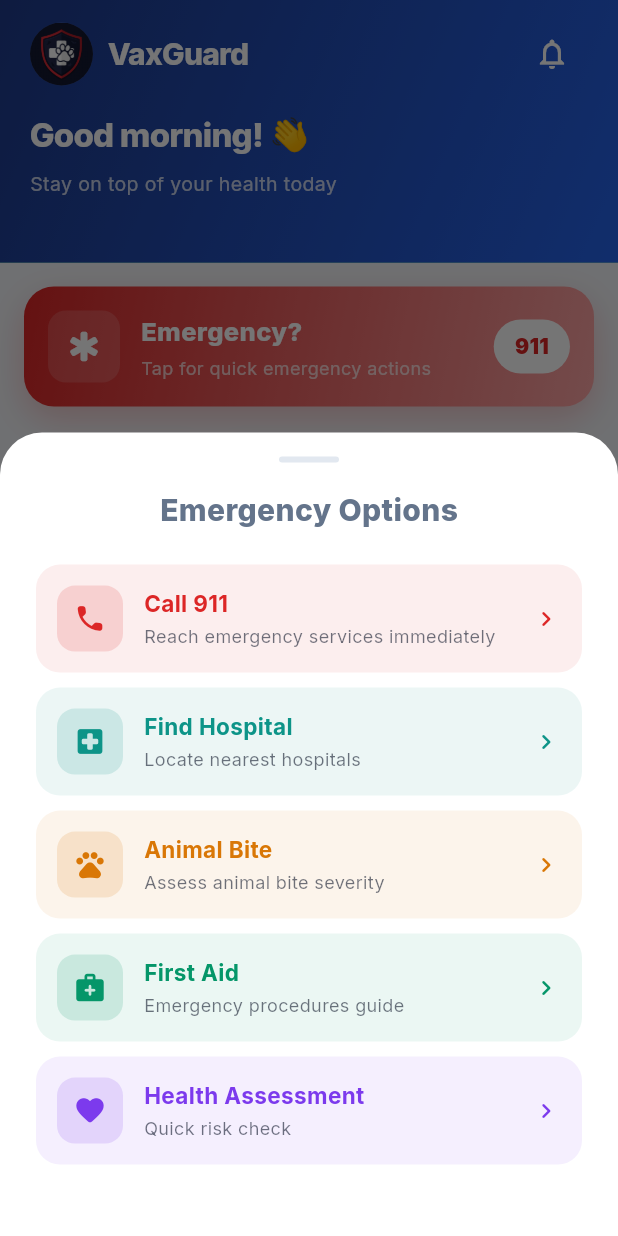
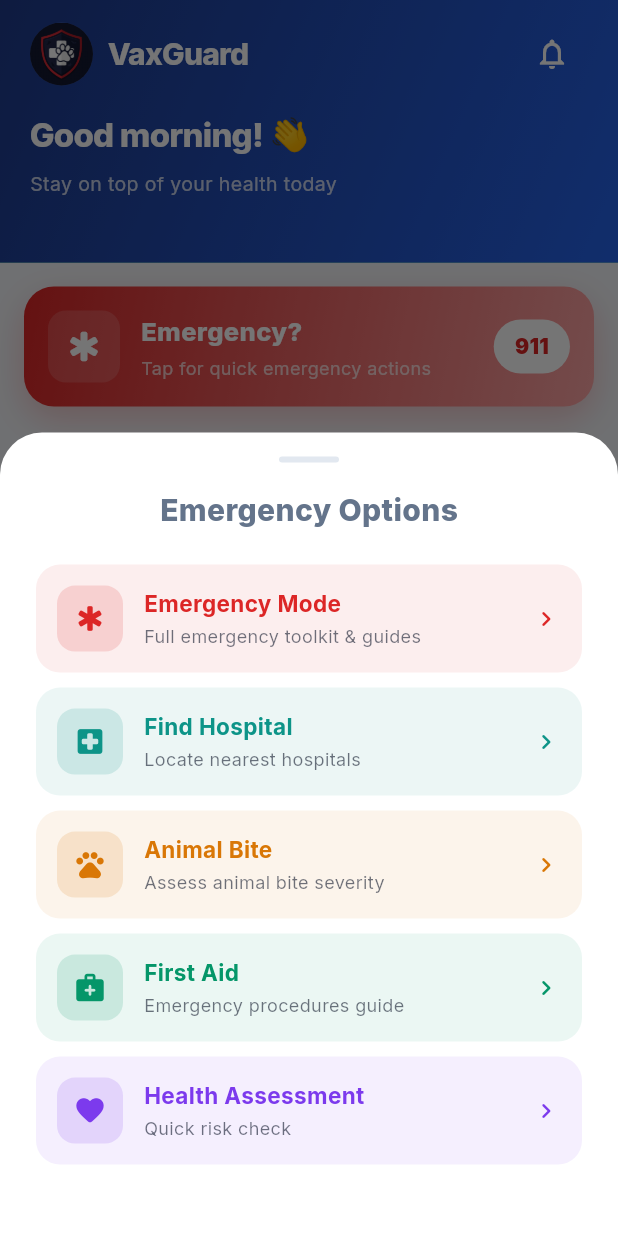
Before and after one commit to Saad43165/Vax-Guard, a Flutter app: the screen it shows after launch, after a tap on "Emergency?", on a phone screen of 412 x 824 dp. Run offline on Flutter 3.47's test engine with Material 3 defaults, Android fonts, the phone set to English and light mode, and no system bars; our stand-ins replace fl_chart, flutter_local_notifications, flutter_map, geolocator, google_fonts, hive and 7 more; accounts and stored records are empty.

Commit message:
fix: add Disease Assessment Hub & Emergency Mode links to Home Screen, fix Call Emergency button
Agent-Logs-Url: https://github.com/Saad43165/Vax-Guard/sessions/b2f7fead-52a1-4d92-ab57-162f7756efc3

Co-authored-by: Saad43165 <119664413+Saad43165@users.noreply.github.com>

```diff
--- a/lib/screens/home_screen.dart
+++ b/lib/screens/home_screen.dart
@@ -298,6 +298,10 @@ class _HomeContentState extends State<_HomeContent> {
                   _buildToolCard(context, cs, Icons.healing_rounded, 'First Aid Guide', 'Emergency first aid procedures', AppTheme.success, AppConstants.firstAidRoute),
                   const SizedBox(height: 10),
                   _buildToolCard(context, cs, Icons.lightbulb_outline_rounded, 'Health Tips', 'Daily wellness advice', AppTheme.purple, AppConstants.healthTipsRoute),
+                  const SizedBox(height: 10),
+                  _buildToolCard(context, cs, Icons.health_and_safety_rounded, 'Disease Assessment Hub', 'Check specific disease symptoms', AppTheme.secondary, AppConstants.assessmentsRoute),
+                  const SizedBox(height: 10),
+                  _buildToolCard(context, cs, Icons.emergency_rounded, 'Emergency Mode', 'Quick access to emergency tools', AppTheme.danger, AppConstants.emergencyModeRoute),
                   const SizedBox(height: 24),
                 ],
               ),
@@ -375,7 +379,7 @@ class _HomeContentState extends State<_HomeContent> {
                 child: Text('Emergency Options', style: TextStyle(fontSize: 20, fontWeight: FontWeight.w800)),
               ),
               const SizedBox(height: 20),
-              _buildEmOption(context, Icons.phone_rounded, 'Call 911', 'Reach emergency services immediately', AppTheme.danger, () {}),
+              _buildEmOption(context, Icons.emergency_rounded, 'Emergency Mode', 'Full emergency toolkit & guides', AppTheme.danger, () => Navigator.pushNamed(context, AppConstants.emergencyModeRoute)),
               const SizedBox(height: 10),
               _buildEmOption(context, Icons.local_hospital_rounded, 'Find Hospital', 'Locate nearest hospitals', AppTheme.primary, () => Navigator.pushNamed(context, AppConstants.hospitalMapRoute)),
               const SizedBox(height: 10),
```
Also changed, not shown: lib/screens/emergency_mode_screen.dart (+11 -1 lines).
